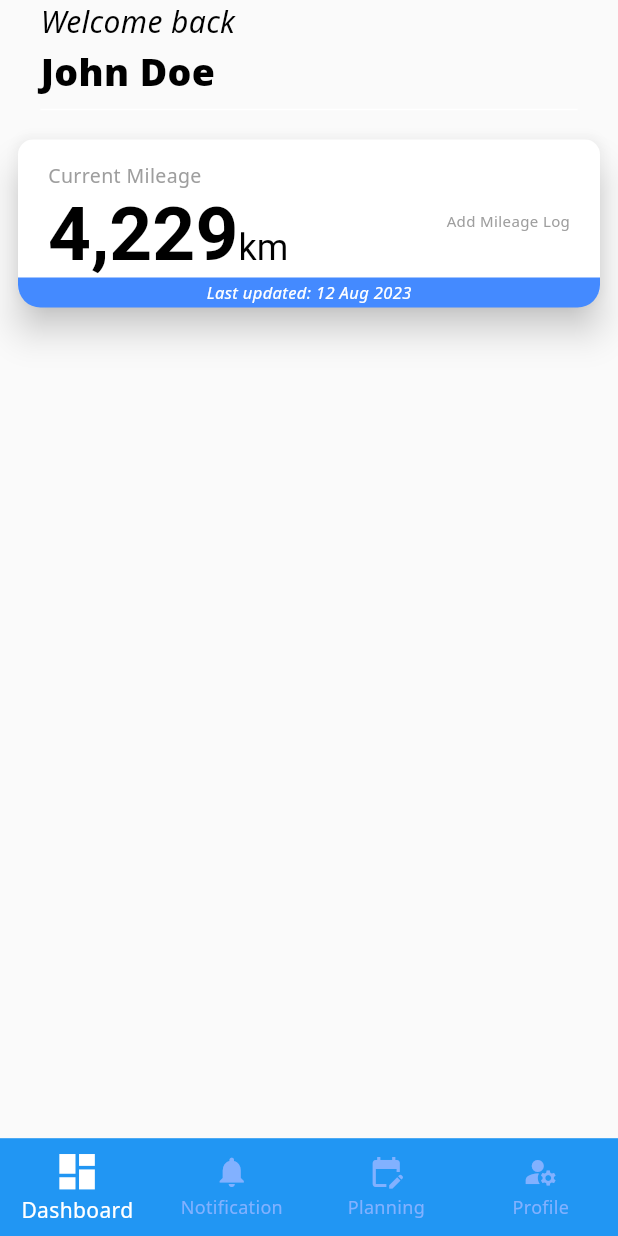
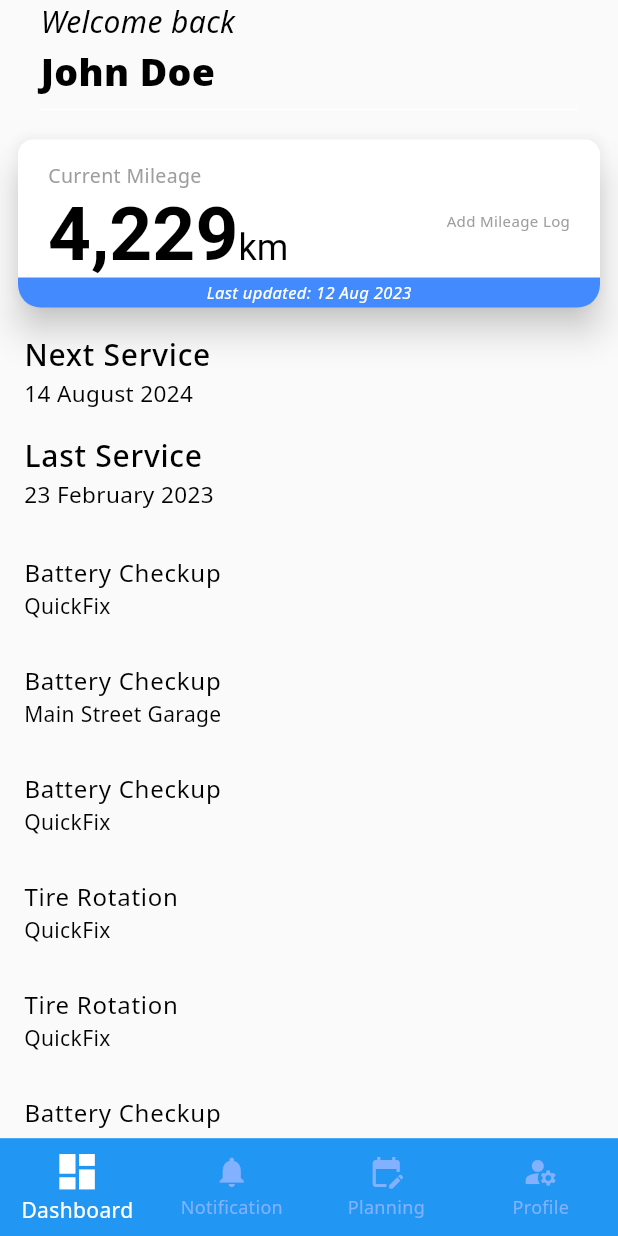
Before and after one commit to anasrul03/bike-care, a Flutter app: the screen it shows after launch, on a phone screen of 412 x 824 dp. Run offline on Flutter 3.47's test engine with Material 3 defaults, Android fonts, the phone set to English and light mode, and no system bars; our stand-ins replace bloc, equatable, flutter_bloc, go_router.

Commit message:
added dashboard widgets and list service dummy

```diff
--- /dev/null
+++ b/lib/dummy_data/service_list.dart
@@ -0,0 +1,81 @@
+import 'package:bikecare/src/domain/models/service_model.dart';
+
+import 'dart:math';
+
+List<Service> generateRandomServices(int count) {
+  final random = Random();
+  final serviceNames = ['Oil Change', 'Tire Rotation', 'Battery Checkup'];
+  final locations = ['Main Street Garage', 'AutoZone', 'QuickFix'];
+  const maxMileage = 100000;
+  const maxCost = 200;
+
+  final createdDate =
+      DateTime.now().subtract(Duration(days: random.nextInt(365)));
+
+  int randomIntInRange(int min, int max) {
+    if (min > max) {
+      throw ArgumentError("min must be less than or equal to max");
+    }
+
+    return min + random.nextInt(max - min + 1);
+  }
+
+  int randomCurrentMileage() => random.nextInt(maxMileage);
+
+  int randomNextMileage() =>
+      random.nextInt(maxMileage) + (random.nextInt(10000) + 5000);
+
+  return List.generate(count, (index) {
+    return Service(
+      id: "${index + 1}",
+      name: serviceNames[randomIntInRange(0, 2)],
+      location: locations[randomIntInRange(0, 2)],
+      currentMileage: randomCurrentMileage(),
+      mileagePerService: random.nextInt(10000) + 5000,
+      nextMileageService: randomNextMileage(),
+      cost: random.nextDouble() * maxCost,
+      createdDate: DateTime.now().subtract(Duration(days: random.nextInt(365))),
+      serviceDate: createdDate.add(Duration(days: random.nextInt(30))),
+    );
+  });
+}
+
+final List<Service> listOfService = <Service>[
+  Service(
+      id: '001',
+      name: 'das',
+      location: 'dsdsde',
+      currentMileage: 12233,
+      mileagePerService: 231213,
+      nextMileageService: 232,
+      cost: 233.00,
+      createdDate:
+          DateTime.now().subtract(Duration(days: Random().nextInt(365))),
+      serviceDate: DateTime.now()
+          .subtract(Duration(days: Random().nextInt(365)))
+          .add(Duration(days: Random().nextInt(30)))), Service(
+      id: '001',
+      name: 'das',
+      location: 'dsdsde',
+      currentMileage: 12233,
+      mileagePerService: 231213,
+      nextMileageService: 232,
+      cost: 233.00,
+      createdDate:
+          DateTime.now().subtract(Duration(days: Random().nextInt(365))),
+      serviceDate: DateTime.now()
+          .subtract(Duration(days: Random().nextInt(365)))
+          .add(Duration(days: Random().nextInt(30)))), Service(
+      id: '001',
+      name: 'das',
+      location: 'dsdsde',
+      currentMileage: 12233,
+      mileagePerService: 231213,
+      nextMileageService: 232,
+      cost: 233.00,
+      createdDate:
+          DateTime.now().subtract(Duration(days: Random().nextInt(365))),
+      serviceDate: DateTime.now()
+          .subtract(Duration(days: Random().nextInt(365)))
+          .add(Duration(days: Random().nextInt(30)))),
+];
--- a/lib/src/config/presentation/views/dashboard_page.dart
+++ b/lib/src/config/presentation/views/dashboard_page.dart
@@ -1,5 +1,7 @@
+import 'package:bikecare/dummy_data/service_list.dart';
 import 'package:bikecare/src/config/presentation/utils/constants/strings.dart';
 import 'package:bikecare/src/config/presentation/widgets/mileage_tracker_card.dart';
+import 'package:bikecare/src/domain/models/service_model.dart';
 import 'package:flutter/material.dart';
 
 class DashboardPage extends StatefulWidget {
@@ -13,16 +15,53 @@ class _DashboardPageState extends State<DashboardPage> {
   @override
   Widget build(BuildContext context) {
     return SafeArea(
-      child: SingleChildScrollView(
-        physics: const BouncingScrollPhysics(),
-        child: Column(
+      child: _buildColumn(),
+    );
+  }
+
+  Column _buildColumn() {
+    return Column(
       mainAxisAlignment: MainAxisAlignment.center,
       crossAxisAlignment: CrossAxisAlignment.start,
       children: <Widget>[
         _buildProfileWidget(),
         const MileageTrackingCard(mileage: 4229),
+        _buildTile('Next Service', '14 August 2024'),
+        _buildTile('Last Service', '23 February 2023'),
+        const SizedBox(height: 10),
+        Expanded(child: _buildListView())
       ],
+      // ),
+    );
+  }
+
+  ListView _buildListView() {
+    final List<Service> listService=  generateRandomServices(20);
+    return ListView.builder(
+        physics: const BouncingScrollPhysics(),
+        itemCount: listService.length,
+        itemBuilder: (BuildContext context, int index) {
+          final service =listService[index];
+          return ListTile(
+            title: Text(service.name),
+            subtitle: Text(service.location),
+          );
+        });
+  }
+
+  Widget _buildTile(String title, String subtitle) {
+    const TextStyle titleStyle =
+        TextStyle(fontSize: 20, fontWeight: FontWeight.w500);
+    const TextStyle subtitleStyle =
+        TextStyle(fontSize: 15, fontWeight: FontWeight.normal);
+    return ListTile(
+      title: Text(
+        title,
+        style: titleStyle,
       ),
+      subtitle: Text(
+        subtitle,
+        style: subtitleStyle,
       ),
     );
   }
--- /dev/null
+++ b/lib/src/domain/enums/insurance_type.dart
@@ -0,0 +1 @@
+enum InsuranceType { future, life, personal, firstParty, thirdParty }
--- /dev/null
+++ b/lib/src/domain/enums/vehicle_type.dart
@@ -0,0 +1 @@
+enum VehicleType { car, motorcycle }
--- /dev/null
+++ b/lib/src/domain/models/service_model.dart
@@ -0,0 +1,22 @@
+class Service {
+  Service({
+    required this.id,
+    required this.name,
+    required this.location,
+    required this.currentMileage,
+    required this.mileagePerService,
+    required this.nextMileageService,
+    required this.cost,
+    required this.createdDate,
+    required this.serviceDate,
+  });
+  final String id;
+  final String name;
+  final String location;
+  final int currentMileage;
+  final int mileagePerService;
+  final int nextMileageService;
+  final num cost;
+  final DateTime createdDate;
+  final DateTime serviceDate;
+}
```
Also changed, not shown: lib/src/domain/models/insurance_model.dart (added, +17 -0 lines), lib/src/domain/models/vehicle.dart (added, +18 -0 lines). Lines whose indentation alone changed are shown as unchanged.
